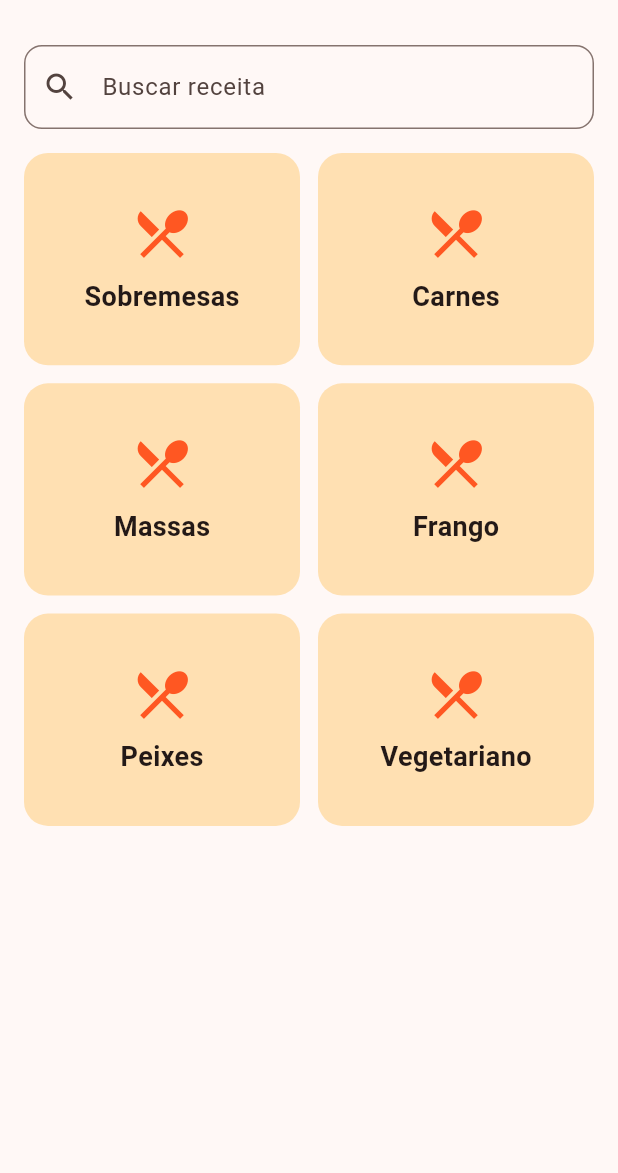
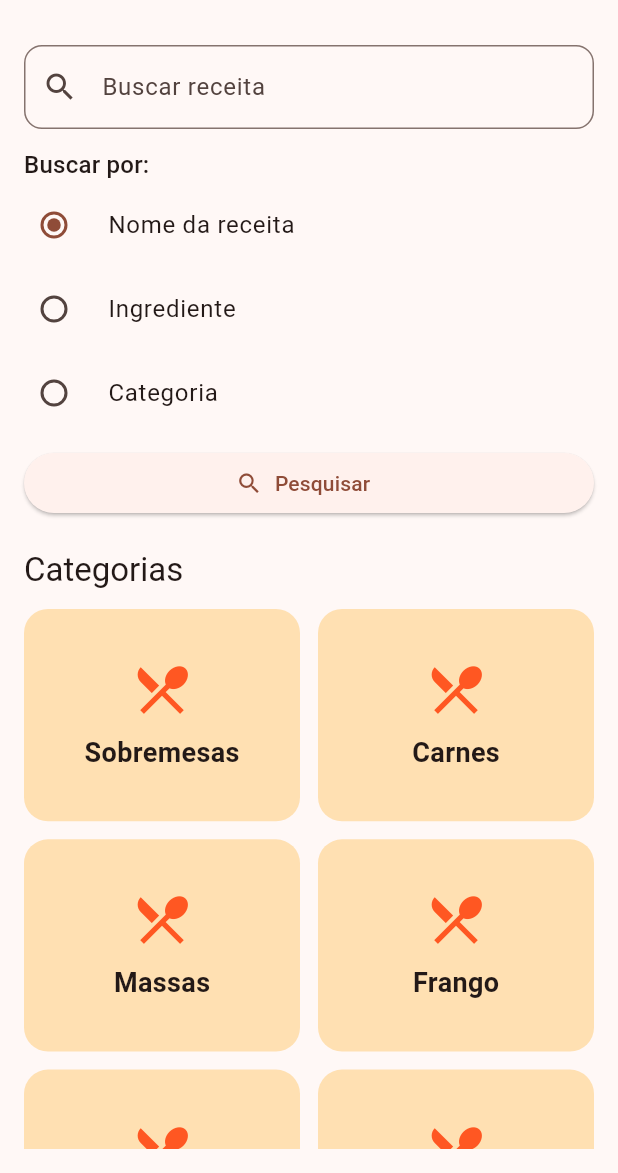
Before and after one commit to alvar077/Gastro-ChefIA-APP, a Flutter app: the screen it shows after launch, on a phone screen of 412 x 824 dp, the part 63-1236 px from its top. Run offline on Flutter 3.47's test engine with Material 3 defaults, Android fonts, the phone set to English and light mode, and no system bars.

Commit message:
Adição do formulário de busca com validação

```diff
--- a/lib/screens/home_screen.dart
+++ b/lib/screens/home_screen.dart
@@ -1,10 +1,24 @@
 import 'package:flutter/material.dart';
 
-class HomeScreen extends StatelessWidget {
+class HomeScreen extends StatefulWidget {
   const HomeScreen({super.key});
 
   @override
-  Widget build(BuildContext context) {
+  State<HomeScreen> createState() => _HomeScreenState();
+}
+
+enum SearchType {
+  nome,
+  ingrediente,
+  categoria,
+}
+
+class _HomeScreenState extends State<HomeScreen> {
+  final _formKey = GlobalKey<FormState>();
+  final TextEditingController _searchController = TextEditingController();
+
+  SearchType _searchType = SearchType.nome;
+
   final categories = [
     'Sobremesas',
     'Carnes',
@@ -14,6 +28,62 @@ class HomeScreen extends StatelessWidget {
     'Vegetariano',
   ];
 
+  @override
+  void dispose() {
+    _searchController.dispose();
+    super.dispose();
+  }
+
+  void _searchRecipe() {
+    if (_formKey.currentState!.validate()) {
+      final searchText = _searchController.text.trim();
+
+      ScaffoldMessenger.of(context).showSnackBar(
+        SnackBar(
+          content: Text(
+            'Buscando "$searchText" por ${_getSearchTypeText()}',
+          ),
+        ),
+      );
+
+      Navigator.pushNamed(
+        context,
+        '/details',
+        arguments: searchText,
+      );
+    }
+  }
+
+  String _getSearchTypeText() {
+    switch (_searchType) {
+      case SearchType.nome:
+        return 'nome';
+      case SearchType.ingrediente:
+        return 'ingrediente';
+      case SearchType.categoria:
+        return 'categoria';
+    }
+  }
+
+  Widget _buildRadioOption({
+    required String title,
+    required SearchType value,
+  }) {
+    return RadioListTile<SearchType>(
+      title: Text(title),
+      value: value,
+      groupValue: _searchType,
+      onChanged: (SearchType? selectedValue) {
+        setState(() {
+          _searchType = selectedValue!;
+        });
+      },
+      contentPadding: EdgeInsets.zero,
+    );
+  }
+
+  @override
+  Widget build(BuildContext context) {
     return Scaffold(
       appBar: AppBar(
         title: const Text('ChefApp'),
@@ -30,7 +100,12 @@ class HomeScreen extends StatelessWidget {
         padding: const EdgeInsets.all(16),
         child: Column(
           children: [
-            TextField(
+            Form(
+              key: _formKey,
+              child: Column(
+                children: [
+                  TextFormField(
+                    controller: _searchController,
                     decoration: InputDecoration(
                       labelText: 'Buscar receita',
                       hintText: 'Ex: frango, bolo, massa...',
@@ -39,9 +114,67 @@ class HomeScreen extends StatelessWidget {
                         borderRadius: BorderRadius.circular(12),
                       ),
                     ),
+                    validator: (value) {
+                      if (value == null || value.trim().isEmpty) {
+                        return 'Digite algo para buscar';
+                      }
+
+                      if (value.trim().length < 3) {
+                        return 'Digite pelo menos 3 caracteres';
+                      }
+
+                      return null;
+                    },
                   ),
 
-            const SizedBox(height: 16),
+                  const SizedBox(height: 12),
+
+                  Align(
+                    alignment: Alignment.centerLeft,
+                    child: Text(
+                      'Buscar por:',
+                      style: Theme.of(context).textTheme.titleMedium,
+                    ),
+                  ),
+
+                  _buildRadioOption(
+                    title: 'Nome da receita',
+                    value: SearchType.nome,
+                  ),
+                  _buildRadioOption(
+                    title: 'Ingrediente',
+                    value: SearchType.ingrediente,
+                  ),
+                  _buildRadioOption(
+                    title: 'Categoria',
+                    value: SearchType.categoria,
+                  ),
+
+                  const SizedBox(height: 8),
+
+                  SizedBox(
+                    width: double.infinity,
+                    child: ElevatedButton.icon(
+                      onPressed: _searchRecipe,
+                      icon: const Icon(Icons.search),
+                      label: const Text('Pesquisar'),
+                    ),
+                  ),
+                ],
+              ),
+            ),
+
+            const SizedBox(height: 20),
+
+            Align(
+              alignment: Alignment.centerLeft,
+              child: Text(
+                'Categorias',
+                style: Theme.of(context).textTheme.titleLarge,
+              ),
+            ),
+
+            const SizedBox(height: 12),
 
             Expanded(
               child: GridView.builder(
```
Lines whose indentation alone changed are shown as unchanged.
